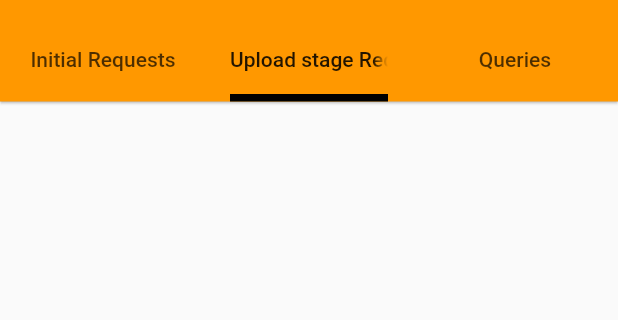
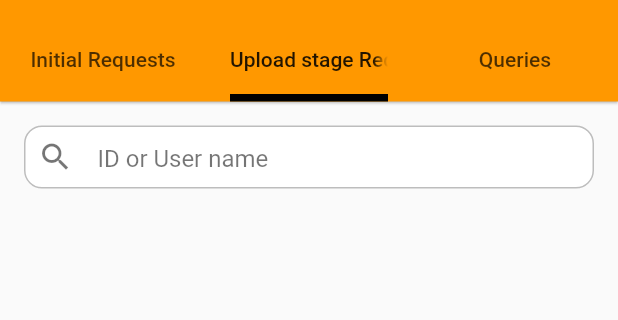
Before and after one commit to shivankar-p/St-Judes-admin, a Flutter app: the screen it shows after launch, tab 2 chosen, on a phone screen of 412 x 824 dp, the part 59-379 px from its top. Run offline on Flutter 3.47's test engine with Material 2 defaults, Android fonts, the phone set to English and light mode, and no system bars; our stand-ins replace auto_size_text, bubble, firebase_auth, firebase_core, firebase_database, firebase_storage and 7 more; missing offline and left inert: audio_session, dart:html, file_saver, uri_to_file; accounts and stored records are empty.

Commit message:
BugFix + Search functionality in Upload stage

```diff
--- a/lib/screens/request_screen.dart
+++ b/lib/screens/request_screen.dart
@@ -8,7 +8,6 @@ import '../utils/audio.dart';
 import 'loggedIn.dart';
 import 'package:intl/intl.dart';
 import 'package:flutter/cupertino.dart';
-
 import '../widget/search_widget.dart';
 
 class RequestScreen extends StatefulWidget {
@@ -39,19 +38,9 @@ class _RequestScreen extends State<RequestScreen> {
       );
 
   void searchUser(String str) {
-    // final books = allBooks.where((book) {
-    //   final titleLower = book.title.toLowerCase();
-    //   final authorLower = book.author.toLowerCase();
-    //   final searchLower = query.toLowerCase();
+    print("Searching User\n\n");
+    str = str.toLowerCase();
 
-    //   return titleLower.contains(searchLower) ||
-    //       authorLower.contains(searchLower);
-    // }).toList();
-
-    // setState(() {
-    //   this.query = query;
-    //   this.books = books;
-    // });
     setState(() {
       query = str;
     });
@@ -59,7 +48,10 @@ class _RequestScreen extends State<RequestScreen> {
     Map<String, dynamic> tmp = {};
 
     mp.forEach((k, v) {
-      if (k.contains(query) || v["name"].contains(query)) {
+      String name = v["name"];
+      name = name.toLowerCase();
+
+      if (k.contains(query) || name.contains(query)) {
         tmp[k] = v;
       }
     });
@@ -75,8 +67,6 @@ class _RequestScreen extends State<RequestScreen> {
   }
 
   void _getActiverequests() async {
-    print("\n\nGet Active Request Called..");
-    print(query);
     if (query.isEmpty) {
       DatabaseReference _testRef =
           FirebaseDatabase.instance.ref('activerequests');
--- a/lib/screens/uploadstage_request_screen.dart
+++ b/lib/screens/uploadstage_request_screen.dart
@@ -7,6 +7,7 @@ import '../flutter_beautiful_popup-1.7.0/lib/main.dart';
 import '../utils/upload_docs_picker.dart';
 import '../utils/audio.dart';
 import 'package:intl/intl.dart';
+import '../widget/search_widget.dart';
 
 class UploadStageScreen extends StatefulWidget {
   @override
@@ -14,7 +15,6 @@ class UploadStageScreen extends StatefulWidget {
     return new _UploadStageScreen();
   }
 }
-
 
 class _UploadStageScreen extends State<UploadStageScreen> {
   //const WeeklyForecastList({Key? key}) : super(key: key);
@@ -28,7 +28,44 @@ class _UploadStageScreen extends State<UploadStageScreen> {
   Map<String, dynamic> audiofiles = {};
   List<int> requestLength = [];
   List<String> prevrequestLength = List.filled(100000, '0');
+  String query = '';
+
+  Widget buildSearch() => SearchWidget(
+        text: query,
+        hintText: 'ID or User name',
+        onChanged: searchUser,
+      );
+
+  void searchUser(String str) {
+    str = str.toLowerCase();
+
+    setState(() {
+      query = str;
+    });
+
+    Map<String, dynamic> tmp = {};
+
+    mp.forEach((k, v) {
+      String name = v["name"];
+      name = name.toLowerCase();
+
+      if (k.contains(query) || name.contains(query)) {
+        tmp[k] = v;
+      }
+    });
+
+    print(tmp);
+
+    setState(() {
+      mp = tmp;
+    });
+
+    print(mp);
+    print("before");
+  }
+
   void _getActiverequests() async {
+    if (query.isEmpty) {
       DatabaseReference _testRef =
           FirebaseDatabase.instance.ref('activerequests');
       DatabaseEvent _event = await _testRef.once();
@@ -68,6 +105,7 @@ class _UploadStageScreen extends State<UploadStageScreen> {
           }
           cnt++;
         });
+      }
     }
   }
 
@@ -154,8 +192,10 @@ class _UploadStageScreen extends State<UploadStageScreen> {
                       ),
                       child: Text("Submit"),
                       onPressed: () {
-                         notify_user(uid,
-                        "Request Rejected: Your request has been rejected. Admin remarks: " + RemarkController.text);
+                        notify_user(
+                            uid,
+                            "Request Rejected: Your request has been rejected. Admin remarks: " +
+                                RemarkController.text);
                         rejectUpdate(uid, RemarkController.text);
                         Navigator.pop(context);
                         Navigator.pushReplacement(context,
@@ -201,6 +241,9 @@ class _UploadStageScreen extends State<UploadStageScreen> {
         body: Scrollbar(
             child: CustomScrollView(
           slivers: <Widget>[
+            SliverToBoxAdapter(
+              child: buildSearch(),
+            ),
             SliverList(
               delegate: SliverChildBuilderDelegate(
                 (context, index) {
@@ -218,7 +261,8 @@ class _UploadStageScreen extends State<UploadStageScreen> {
                     children: [
                       Row(
                           mainAxisAlignment: MainAxisAlignment.center,
-                      children: [Container(
+                          children: [
+                            Container(
                                 width: 200,
                                 child: TextFormField(
                                   enabled: false,
@@ -265,9 +309,10 @@ class _UploadStageScreen extends State<UploadStageScreen> {
                                       labelText: 'Language'),
                                   controller: langCnt,
                                 )),
-                      if(audiofiles[mp.keys.elementAt(index)] != '')
+                            if (audiofiles[mp.keys.elementAt(index)] != '')
                               audio(audiofiles[mp.keys.elementAt(index)])
-                      else Padding(
+                            else
+                              Padding(
                                   padding: EdgeInsets.fromLTRB(100, 5, 5, 5),
                                   child: Text('No Voicenote Uploaded',
                                       style: TextStyle(
```
Lines whose indentation alone changed are shown as unchanged.
